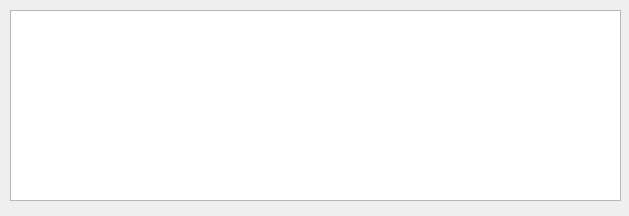
Qt form usb_log/usb_log.ui (kwon852456/0hpp_integrated) before a commit.
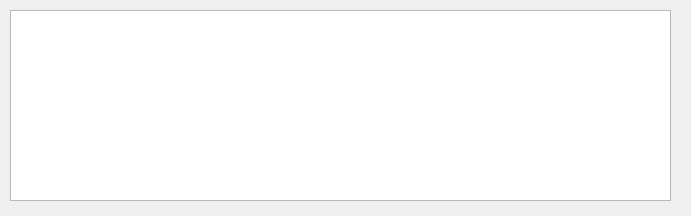
The same form after that commit.

```diff
--- a/usb_log/usb_log.ui
+++ b/usb_log/usb_log.ui
@@ -6,7 +6,7 @@
    <rect>
     <x>0</x>
     <y>0</y>
-    <width>629</width>
+    <width>691</width>
     <height>216</height>
    </rect>
   </property>
@@ -18,7 +18,7 @@
     <rect>
      <x>10</x>
      <y>10</y>
-     <width>611</width>
+     <width>661</width>
      <height>191</height>
     </rect>
    </property>
```
